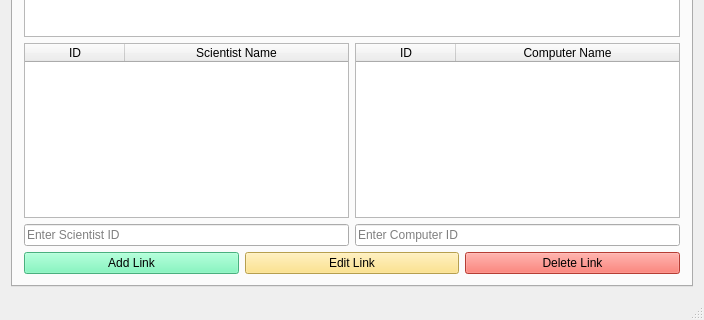
The window that mainwindow.ui (marin16/Skil3) describes before a commit, drawn with Qt 5; both pictures show x 0 to 704 and y 301 to 621 of the 704 by 621 pixel window.
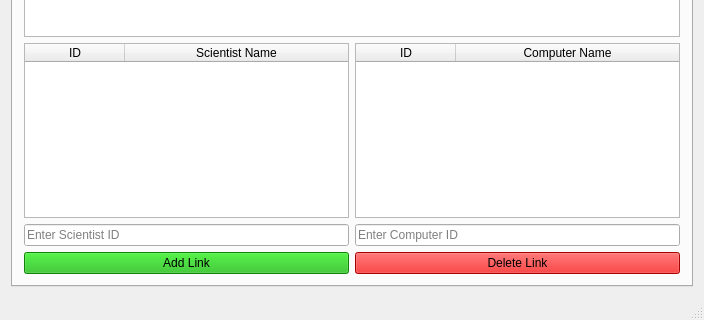
The same window after the commit. The open tabs and pages were chosen to show the change.

The edit to the form file:
```diff
--- a/mainwindow.ui
+++ b/mainwindow.ui
@@ -539,8 +539,7 @@
              <bool>true</bool>
             </property>
             <property name="styleSheet">
-             <string notr="true">Background-color: rgb(102, 246, 177);
-</string>
+             <string notr="true">Background-color: rgb(22, 182, 13);</string>
             </property>
             <property name="text">
              <string>Add Link</string>
@@ -559,20 +558,10 @@
             </property>
            </widget>
           </item>
-          <item>
-           <widget class="QPushButton" name="editTableLink">
-            <property name="styleSheet">
-             <string notr="true">background-color: rgb(255, 223, 109)</string>
-            </property>
-            <property name="text">
-             <string>Edit Link</string>
-            </property>
-           </widget>
-          </item>
           <item>
            <widget class="QPushButton" name="deleteTableLink">
             <property name="styleSheet">
-             <string notr="true">background-color: rgb(254, 86, 73)</string>
+             <string notr="true">background-color: rgb(234, 0, 0)</string>
             </property>
             <property name="text">
              <string>Delete Link</string>
```
Left out of the diff: 20 changed lines with no effect on the pictures.
